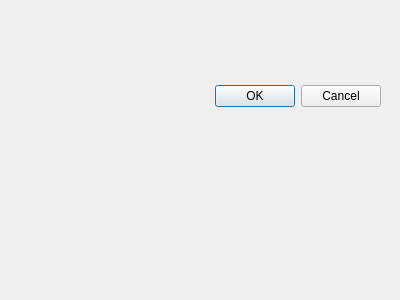
The window that src/informationdialog.ui (bloguetronica/cp2130-conf) describes before a commit, drawn with Qt 5.
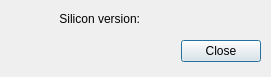
The same window after the commit. Icons and pictures are not drawn.

```diff
--- a/src/informationdialog.ui
+++ b/src/informationdialog.ui
@@ -6,10 +6,22 @@
    <rect>
     <x>0</x>
     <y>0</y>
-    <width>400</width>
-    <height>300</height>
+    <width>271</width>
+    <height>77</height>
    </rect>
   </property>
+  <property name="minimumSize">
+   <size>
+    <width>271</width>
+    <height>77</height>
+   </size>
+  </property>
+  <property name="maximumSize">
+   <size>
+    <width>271</width>
+    <height>77</height>
+   </size>
+  </property>
   <property name="windowTitle">
    <string>Dialog</string>
   </property>
@@ -30,17 +42,46 @@
   <widget class="QDialogButtonBox" name="buttonBox">
    <property name="geometry">
     <rect>
-     <x>40</x>
-     <y>80</y>
-     <width>341</width>
-     <height>32</height>
+     <x>10</x>
+     <y>36</y>
+     <width>251</width>
+     <height>31</height>
     </rect>
    </property>
    <property name="orientation">
     <enum>Qt::Horizontal</enum>
    </property>
    <property name="standardButtons">
-    <set>QDialogButtonBox::Cancel|QDialogButtonBox::Ok</set>
+    <set>QDialogButtonBox::Close</set>
+   </property>
+  </widget>
+  <widget class="QLabel" name="labelSiliconVersionLabel">
+   <property name="geometry">
+    <rect>
+     <x>10</x>
+     <y>10</y>
+     <width>130</width>
+     <height>17</height>
+    </rect>
+   </property>
+   <property name="text">
+    <string>Silicon version:</string>
+   </property>
+   <property name="alignment">
+    <set>Qt::AlignRight|Qt::AlignTrailing|Qt::AlignVCenter</set>
+   </property>
+  </widget>
+  <widget class="QLabel" name="labelSiliconVersion">
+   <property name="geometry">
+    <rect>
+     <x>145</x>
+     <y>10</y>
+     <width>116</width>
+     <height>17</height>
+    </rect>
+   </property>
+   <property name="text">
+    <string/>
    </property>
   </widget>
  </widget>
```
Left out of the diff: 28 changed lines with no effect on the pictures.
